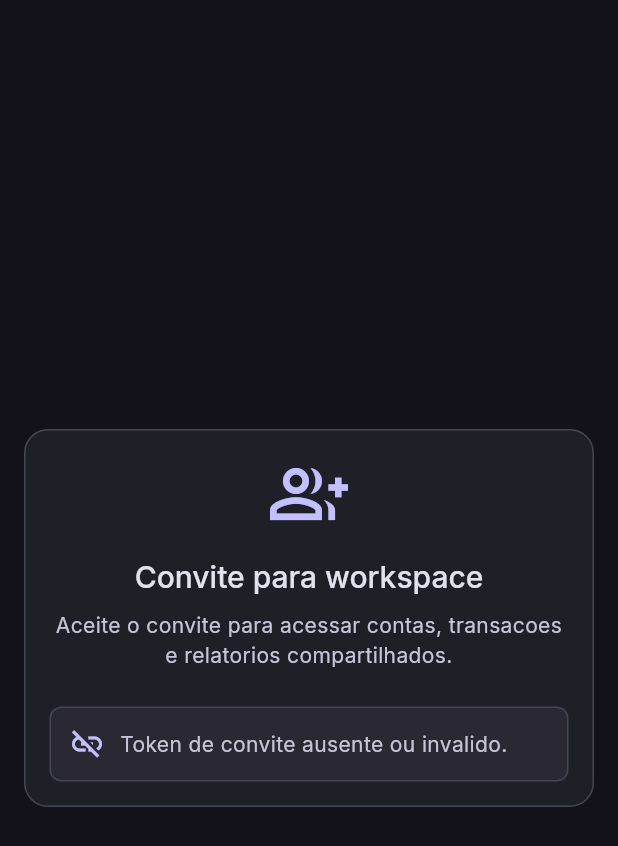
After one commit to lcamargo82/app-ledgerflow, a Flutter app: the WorkspaceInvitationResponseScreen screen opened by its route, on a phone screen of 412 x 824 dp. The commit adds this screen. Shown: the top 846 px of the screen. Run offline on Flutter 3.47's test engine with Material 3 defaults, Android fonts, the phone set to English and light mode, and no system bars; our stand-ins replace dio, fl_chart, flutter_riverpod, flutter_secure_storage, go_router, google_fonts; accounts and stored records are empty.

Commit message:
feat: add workspace invitation acceptance flow

```diff
--- a/lib/src/app/router.dart
+++ b/lib/src/app/router.dart
@@ -14,6 +14,7 @@ import '../features/reports/presentation/reports_screen.dart';
 import '../features/settings/presentation/settings_screen.dart';
 import '../features/transactions/presentation/transactions_screen.dart';
 import '../features/workspaces/presentation/workspace_collaboration_screen.dart';
+import '../features/workspaces/presentation/workspace_invitation_response_screen.dart';
 import 'shell/app_shell.dart';
 
 final appRouterProvider = Provider<GoRouter>((ref) {
@@ -30,15 +31,18 @@ final appRouterProvider = Provider<GoRouter>((ref) {
           location == '/forgot-password';
       final isSplash = location == '/splash';
       final isOnboarding = location == '/onboarding';
+      final isInvitationRoute = location == '/workspace-invitations/accept';
 
       return switch (authController.status) {
-        AuthStatus.unknown => isSplash ? null : '/splash',
-        AuthStatus.unauthenticated => isPublicRoute ? null : '/login',
+        AuthStatus.unknown => isSplash || isInvitationRoute ? null : '/splash',
+        AuthStatus.unauthenticated =>
+          isPublicRoute || isInvitationRoute ? null : '/login',
         AuthStatus.authenticated => _authenticatedRedirect(
           authController,
           isPublicRoute: isPublicRoute,
           isSplash: isSplash,
           isOnboarding: isOnboarding,
+          isInvitationRoute: isInvitationRoute,
         ),
       };
     },
@@ -67,6 +71,13 @@ final appRouterProvider = Provider<GoRouter>((ref) {
         path: '/onboarding',
         name: 'onboarding',
         builder: (context, state) => const OnboardingScreen(),
+      ),
+      GoRoute(
+        path: '/workspace-invitations/accept',
+        name: 'workspace-invitation-accept',
+        builder: (context, state) => WorkspaceInvitationResponseScreen(
+          token: state.uri.queryParameters['token'] ?? '',
+        ),
       ),
       GoRoute(
         path: '/accounts/first',
@@ -147,7 +158,12 @@ String? _authenticatedRedirect(
   required bool isPublicRoute,
   required bool isSplash,
   required bool isOnboarding,
+  required bool isInvitationRoute,
 }) {
+  if (isInvitationRoute) {
+    return null;
+  }
+
   if (authController.onboardingRequired) {
     return isOnboarding ? null : '/onboarding';
   }
--- /dev/null
+++ b/lib/src/features/workspaces/presentation/workspace_invitation_response_screen.dart
@@ -0,0 +1,234 @@
+import 'package:flutter/material.dart';
+import 'package:flutter_riverpod/flutter_riverpod.dart';
+import 'package:go_router/go_router.dart';
+
+import '../../../app/theme/app_colors.dart';
+import '../../../core/widgets/lf_card.dart';
+import '../../auth/presentation/controllers/auth_controller.dart';
+import 'controllers/workspace_collaboration_controller.dart';
+
+class WorkspaceInvitationResponseScreen extends ConsumerStatefulWidget {
+  const WorkspaceInvitationResponseScreen({required this.token, super.key});
+
+  final String token;
+
+  @override
+  ConsumerState<WorkspaceInvitationResponseScreen> createState() =>
+      _WorkspaceInvitationResponseScreenState();
+}
+
+class _WorkspaceInvitationResponseScreenState
+    extends ConsumerState<WorkspaceInvitationResponseScreen> {
+  @override
+  void initState() {
+    super.initState();
+    Future.microtask(() {
+      final auth = ref.read(authControllerProvider);
+
+      if (auth.status == AuthStatus.unknown) {
+        auth.boot();
+      }
+    });
+  }
+
+  @override
+  Widget build(BuildContext context) {
+    final auth = ref.watch(authControllerProvider);
+    final collaboration = ref.watch(workspaceCollaborationControllerProvider);
+    final token = widget.token.trim();
+
+    return Scaffold(
+      body: SafeArea(
+        child: Center(
+          child: SingleChildScrollView(
+            padding: const EdgeInsets.all(16),
+            child: ConstrainedBox(
+              constraints: const BoxConstraints(maxWidth: 460),
+              child: LfCard(
+                child: Column(
+                  crossAxisAlignment: CrossAxisAlignment.stretch,
+                  children: [
+                    const Icon(
+                      Icons.group_add_outlined,
+                      size: 52,
+                      color: AppColors.primary,
+                    ),
+                    const SizedBox(height: 16),
+                    Text(
+                      'Convite para workspace',
+                      textAlign: TextAlign.center,
+                      style: Theme.of(context).textTheme.headlineSmall,
+                    ),
+                    const SizedBox(height: 8),
+                    Text(
+                      'Aceite o convite para acessar contas, transacoes e relatorios compartilhados.',
+                      textAlign: TextAlign.center,
+                      style: Theme.of(context).textTheme.bodyMedium,
+                    ),
+                    const SizedBox(height: 24),
+                    if (token.isEmpty)
+                      const _InvitationMessage(
+                        icon: Icons.link_off_outlined,
+                        message: 'Token de convite ausente ou invalido.',
+                      )
+                    else if (auth.status == AuthStatus.unknown ||
+                        auth.isLoading)
+                      const Center(child: CircularProgressIndicator())
+                    else if (!auth.isAuthenticated)
+                      _UnauthenticatedActions(token: token)
+                    else
+                      _AuthenticatedActions(
+                        isSaving: collaboration.isSaving,
+                        onAccept: _accept,
+                        onDecline: _decline,
+                      ),
+                    if (collaboration.errorMessage != null) ...[
+                      const SizedBox(height: 16),
+                      _InvitationMessage(
+                        icon: Icons.error_outline,
+                        message: collaboration.errorMessage!,
+                      ),
+                    ],
+                  ],
+                ),
+              ),
+            ),
+          ),
+        ),
+      ),
+    );
+  }
+
+  Future<void> _accept() async {
+    final success = await ref
+        .read(workspaceCollaborationControllerProvider)
+        .acceptInvitation(widget.token);
+
+    if (!mounted || !success) {
+      return;
+    }
+
+    await ref.read(authControllerProvider).refreshMe();
+
+    if (!mounted) {
+      return;
+    }
+
+    ScaffoldMessenger.of(context).showSnackBar(
+      const SnackBar(content: Text('Convite aceito com sucesso.')),
+    );
+    context.go('/dashboard');
+  }
+
+  Future<void> _decline() async {
+    final success = await ref
+        .read(workspaceCollaborationControllerProvider)
+        .declineInvitation(widget.token);
+
+    if (!mounted || !success) {
+      return;
+    }
+
+    ScaffoldMessenger.of(
+      context,
+    ).showSnackBar(const SnackBar(content: Text('Convite recusado.')));
+    context.go('/dashboard');
+  }
+}
+
+class _UnauthenticatedActions extends StatelessWidget {
+  const _UnauthenticatedActions({required this.token});
+
+  final String token;
+
+  @override
+  Widget build(BuildContext context) {
+    final encodedToken = Uri.encodeComponent(token);
+
+    return Column(
+      crossAxisAlignment: CrossAxisAlignment.stretch,
+      children: [
+        const _InvitationMessage(
+          icon: Icons.lock_outline,
+          message:
+              'Entre ou crie uma conta com o email convidado para continuar.',
+        ),
+        const SizedBox(height: 16),
+        FilledButton.icon(
+          onPressed: () => context.go('/login?invitationToken=$encodedToken'),
+          icon: const Icon(Icons.login),
+          label: const Text('Entrar'),
+        ),
+        const SizedBox(height: 8),
+        OutlinedButton.icon(
+          onPressed: () => context.go('/signup?invitationToken=$encodedToken'),
+          icon: const Icon(Icons.person_add_alt_1_outlined),
+          label: const Text('Criar conta'),
+        ),
+      ],
+    );
+  }
+}
+
+class _AuthenticatedActions extends StatelessWidget {
+  const _AuthenticatedActions({
+    required this.isSaving,
+    required this.onAccept,
+    required this.onDecline,
+  });
+
+  final bool isSaving;
+  final VoidCallback onAccept;
+  final VoidCallback onDecline;
+
+  @override
+  Widget build(BuildContext context) {
+    return Column(
+      crossAxisAlignment: CrossAxisAlignment.stretch,
+      children: [
+        FilledButton.icon(
+          onPressed: isSaving ? null : onAccept,
+          icon: isSaving
+              ? const SizedBox.square(
+                  dimension: 18,
+                  child: CircularProgressIndicator(strokeWidth: 2),
+                )
+              : const Icon(Icons.check),
+          label: const Text('Aceitar convite'),
+        ),
+        const SizedBox(height: 8),
+        OutlinedButton.icon(
+          onPressed: isSaving ? null : onDecline,
+          icon: const Icon(Icons.close),
+          label: const Text('Recusar convite'),
+        ),
+      ],
+    );
+  }
+}
+
+class _InvitationMessage extends StatelessWidget {
+  const _InvitationMessage({required this.icon, required this.message});
+
+  final IconData icon;
+  final String message;
+
+  @override
+  Widget build(BuildContext context) {
+    return Container(
+      padding: const EdgeInsets.all(12),
+      decoration: BoxDecoration(
+        color: AppColors.surfaceHigh,
+        borderRadius: BorderRadius.circular(8),
+        border: Border.all(color: AppColors.outlineVariant),
+      ),
+      child: Row(
+        children: [
+          Icon(icon, color: AppColors.primary),
+          const SizedBox(width: 10),
+          Expanded(child: Text(message)),
+        ],
+      ),
+    );
+  }
+}
```
Also changed, not shown: lib/src/features/auth/data/auth_repository.dart (+11 -0 lines), lib/src/features/auth/presentation/controllers/auth_controller.dart (+7 -0 lines), lib/src/features/auth/presentation/login_screen.dart (+28 -2 lines), lib/src/features/auth/presentation/signup_screen.dart (+28 -2 lines).
